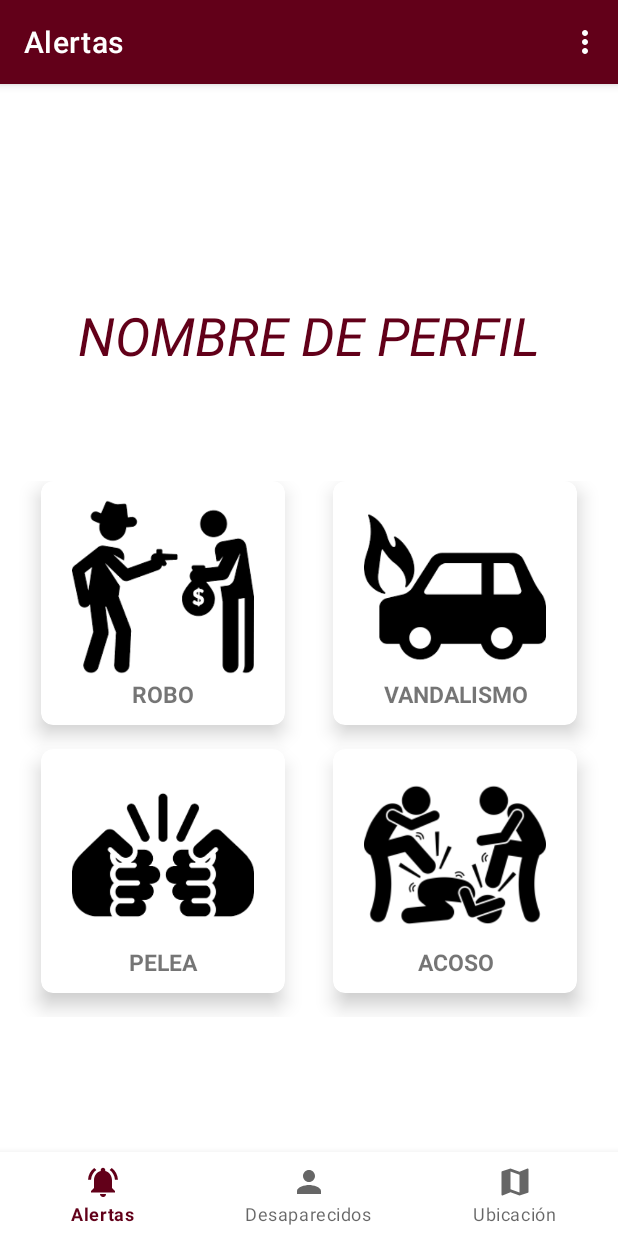
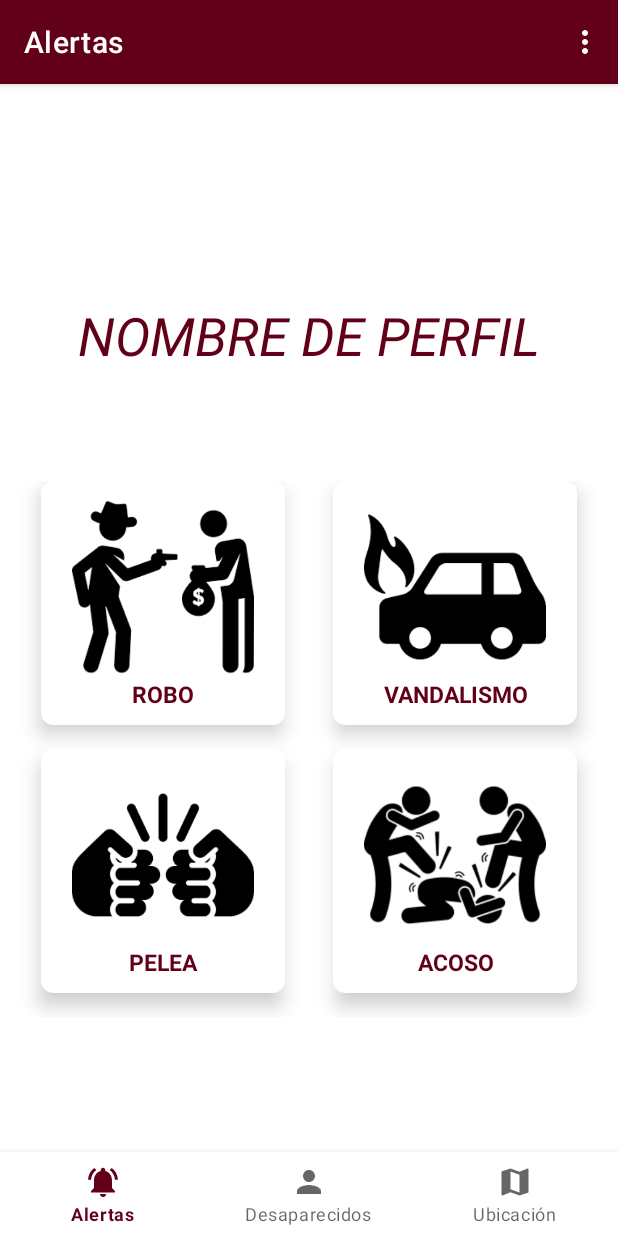
Before and after one commit to ccahui/IDNP-Alertas, an Android app: the screen it shows after launch (MainActivity), on a phone screen of 412 x 824 dp. Run offline under Robolectric (Android 15) with nearby library versions, the phone set to English and light mode, and no system bars; our stand-ins replace Firebase (no records; nobody signed in at launch, a user with empty details on screens opened directly), navigation-ui.

Commit message:
Dando toques finales del color

```diff
--- a/app/src/main/res/drawable/ic_map_white_24dp.xml
+++ b/app/src/main/res/drawable/ic_map_white_24dp.xml
@@ -1,10 +1,10 @@
 <vector xmlns:android="http://schemas.android.com/apk/res/android"
     android:width="24dp"
     android:height="24dp"
-    android:tint="#FFFFFF"
+    android:tint="#000000"
     android:viewportWidth="24.0"
     android:viewportHeight="24.0">
     <path
-        android:fillColor="@color/colorWhite"
+        android:fillColor="@color/colorBlack"
         android:pathData="M20.5,3l-0.16,0.03L15,5.1 9,3 3.36,4.9c-0.21,0.07 -0.36,0.25 -0.36,0.48V20.5c0,0.28 0.22,0.5 0.5,0.5l0.16,-0.03L9,18.9l6,2.1 5.64,-1.9c0.21,-0.07 0.36,-0.25 0.36,-0.48V3.5c0,-0.28 -0.22,-0.5 -0.5,-0.5zM15,19l-6,-2.11V5l6,2.11V19z" />
 </vector>
--- a/app/src/main/res/drawable/ic_notifications_active_white_24dp.xml
+++ b/app/src/main/res/drawable/ic_notifications_active_black_24dp.xml
@@ -1,10 +1,10 @@
 <vector xmlns:android="http://schemas.android.com/apk/res/android"
     android:width="24dp"
     android:height="24dp"
-    android:tint="#FFFFFF"
+    android:tint="#000000"
     android:viewportWidth="24.0"
     android:viewportHeight="24.0">
     <path
-        android:fillColor="@color/colorWhite"
+        android:fillColor="@color/colorBlack"
         android:pathData="M7.58,4.08L6.15,2.65C3.75,4.48 2.17,7.3 2.03,10.5h2c0.15,-2.65 1.51,-4.97 3.55,-6.42zM19.97,10.5h2c-0.15,-3.2 -1.73,-6.02 -4.12,-7.85l-1.42,1.43c2.02,1.45 3.39,3.77 3.54,6.42zM18,11c0,-3.07 -1.64,-5.64 -4.5,-6.32L13.5,4c0,-0.83 -0.67,-1.5 -1.5,-1.5s-1.5,0.67 -1.5,1.5v0.68C7.63,5.36 6,7.92 6,11v5l-2,2v1h16v-1l-2,-2v-5zM12,22c0.14,0 0.27,-0.01 0.4,-0.04 0.65,-0.14 1.18,-0.58 1.44,-1.18 0.1,-0.24 0.15,-0.5 0.15,-0.78h-4c0.01,1.1 0.9,2 2.01,2z" />
 </vector>
--- a/app/src/main/res/drawable/ic_person_white_24dp.xml
+++ b/app/src/main/res/drawable/ic_person_black_24dp.xml
@@ -1,10 +1,10 @@
 <vector xmlns:android="http://schemas.android.com/apk/res/android"
     android:width="24dp"
     android:height="24dp"
-    android:tint="#FFFFFF"
+    android:tint="#000000"
     android:viewportWidth="24.0"
     android:viewportHeight="24.0">
     <path
-        android:fillColor="@color/colorWhite"
+        android:fillColor="@color/colorBlack"
         android:pathData="M12,12c2.21,0 4,-1.79 4,-4s-1.79,-4 -4,-4 -4,1.79 -4,4 1.79,4 4,4zM12,14c-2.67,0 -8,1.34 -8,4v2h16v-2c0,-2.66 -5.33,-4 -8,-4z" />
 </vector>
--- a/app/src/main/res/layout/activity_publicar_aviso.xml
+++ b/app/src/main/res/layout/activity_publicar_aviso.xml
@@ -14,10 +14,10 @@
         <TextView
             android:layout_width="match_parent"
             android:layout_height="match_parent"
-            android:text="PERSONA DESAPARECIDA"
+            android:text="DATOS DE LA PERSONA DESAPARECIDA"
             android:textAlignment="center"
             android:textStyle="bold"
-            android:textSize="30sp"
+            android:textSize="32sp"
             android:textColor="@color/colorBlack"></TextView>
     </LinearLayout>
 
--- a/app/src/main/res/layout/alertas.xml
+++ b/app/src/main/res/layout/alertas.xml
@@ -77,7 +77,8 @@
                     android:text="ROBO"
                     android:textAlignment="center"
                     android:textSize="15sp"
-                    android:textStyle="bold"/>
+                    android:textStyle="bold"
+                    android:textColor="@color/colorPrimary"/>
 
             </LinearLayout>
         </androidx.cardview.widget.CardView>
@@ -115,7 +116,8 @@
                     android:text="VANDALISMO"
                     android:textAlignment="center"
                     android:textSize="15sp"
-                    android:textStyle="bold"/>
+                    android:textStyle="bold"
+                    android:textColor="@color/colorPrimary"/>
 
             </LinearLayout>
         </androidx.cardview.widget.CardView>
@@ -154,7 +156,8 @@
                     android:text="PELEA"
                     android:textAlignment="center"
                     android:textSize="15sp"
-                    android:textStyle="bold" />
+                    android:textStyle="bold"
+                    android:textColor="@color/colorPrimary"/>
 
             </LinearLayout>
         </androidx.cardview.widget.CardView>
@@ -192,7 +195,8 @@
                     android:text="ACOSO"
                     android:textAlignment="center"
                     android:textSize="15sp"
-                    android:textStyle="bold" />
+                    android:textStyle="bold"
+                    android:textColor="@color/colorPrimary"/>
 
             </LinearLayout>
         </androidx.cardview.widget.CardView>
--- a/app/src/main/res/layout/fragment_se_busca.xml
+++ b/app/src/main/res/layout/fragment_se_busca.xml
@@ -60,7 +60,8 @@
                     android:text="VER AVISO"
                     android:textAlignment="center"
                     android:textSize="15sp"
-                    android:textStyle="bold"/>
+                    android:textStyle="bold"
+                    android:textColor="@color/colorPrimary"/>
 
             </LinearLayout>
         </androidx.cardview.widget.CardView>
@@ -94,12 +95,13 @@
                     android:src="@drawable/ic_person_add_black_24dp" />
 
                 <TextView
-                    android:layout_width="match_parent"
+                    android:layout_width="wrap_content"
                     android:layout_height="wrap_content"
                     android:text="PUBLICAR AVISO"
                     android:textAlignment="center"
                     android:textSize="15sp"
-                    android:textStyle="bold"/>
+                    android:textStyle="bold"
+                    android:textColor="@color/colorPrimary"/>
 
             </LinearLayout>
         </androidx.cardview.widget.CardView>
--- a/app/src/main/res/menu/bottom_nav_menu.xml
+++ b/app/src/main/res/menu/bottom_nav_menu.xml
@@ -3,13 +3,13 @@
 
     <item
         android:id="@+id/navigation_home"
-        android:icon="@drawable/ic_notifications_active_white_24dp"
+        android:icon="@drawable/ic_notifications_active_black_24dp"
         android:title="@string/title_home"
         />
 
     <item
         android:id="@+id/navigation_dashboard"
-        android:icon="@drawable/ic_person_white_24dp"
+        android:icon="@drawable/ic_person_black_24dp"
         android:title="@string/title_dashboard" />
 
     <item
```
